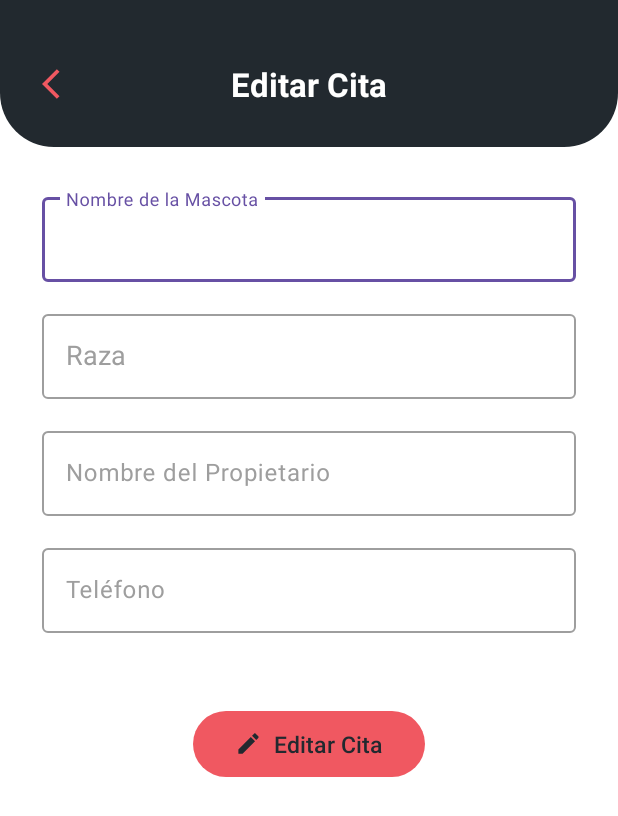
After one commit to mzmiguelwd/univalle-mobile-dogapp-equipo-tres, an Android app: the layout fragment_edit_appointment.xml on its own in the app's theme, with its tools: preview values and no code run, on a phone screen of 412 x 824 dp. The commit adds this screen. Shown: the top 816 px of the screen. Run offline under Robolectric (Android 15) with nearby library versions, the phone set to English and light mode, and no system bars.

Commit message:
feat(HU-5): ventana editar cita

```diff
--- /dev/null
+++ b/app/src/main/res/layout/fragment_edit_appointment.xml
@@ -0,0 +1,183 @@
+<?xml version="1.0" encoding="utf-8"?>
+<layout xmlns:android="http://schemas.android.com/apk/res/android"
+    xmlns:app="http://schemas.android.com/apk/res-auto">
+
+    <androidx.constraintlayout.widget.ConstraintLayout
+        android:layout_width="match_parent"
+        android:layout_height="match_parent"
+        android:background="@color/white">
+
+        <androidx.constraintlayout.widget.ConstraintLayout
+            android:id="@+id/toolbarContainer"
+            android:layout_width="0dp"
+            android:layout_height="wrap_content"
+            android:background="@drawable/bg_curved_toolbar"
+            android:paddingHorizontal="20dp"
+            android:paddingTop="36dp"
+            android:paddingBottom="22dp"
+            app:layout_constraintEnd_toEndOf="parent"
+            app:layout_constraintStart_toStartOf="parent"
+            app:layout_constraintTop_toTopOf="parent">
+
+            <ImageButton
+                android:id="@+id/btnBack"
+                android:layout_width="40dp"
+                android:layout_height="40dp"
+                android:background="?attr/selectableItemBackgroundBorderless"
+                android:contentDescription="Volver"
+                android:src="@drawable/ic_back"
+                app:layout_constraintBottom_toBottomOf="parent"
+                app:layout_constraintStart_toStartOf="parent"
+                app:layout_constraintTop_toTopOf="parent" />
+
+            <TextView
+                android:id="@+id/tvTitle"
+                android:layout_width="wrap_content"
+                android:layout_height="wrap_content"
+                android:text="Editar Cita"
+                android:textColor="@color/white"
+                android:textSize="22sp"
+                android:textStyle="bold"
+                app:layout_constraintBottom_toBottomOf="parent"
+                app:layout_constraintEnd_toEndOf="parent"
+                app:layout_constraintStart_toStartOf="parent"
+                app:layout_constraintTop_toTopOf="parent" />
+
+        </androidx.constraintlayout.widget.ConstraintLayout>
+
+        <ScrollView
+            android:layout_width="0dp"
+            android:layout_height="0dp"
+            android:fillViewport="true"
+            app:layout_constraintBottom_toBottomOf="parent"
+            app:layout_constraintEnd_toEndOf="parent"
+            app:layout_constraintStart_toStartOf="parent"
+            app:layout_constraintTop_toBottomOf="@id/toolbarContainer">
+
+            <LinearLayout
+                android:layout_width="match_parent"
+                android:layout_height="wrap_content"
+                android:orientation="vertical"
+                android:paddingHorizontal="28dp"
+                android:paddingTop="28dp"
+                android:paddingBottom="32dp">
+
+                <com.google.android.material.textfield.TextInputLayout
+                    android:id="@+id/tilPetName"
+                    android:layout_width="match_parent"
+                    android:layout_height="wrap_content"
+                    android:hint="Nombre de la Mascota"
+                    android:textColorHint="@color/hint_gray"
+                    app:boxBackgroundMode="outline"
+                    app:boxStrokeColor="@color/selector_input_stroke"
+                    app:hintTextColor="@color/purple">
+
+                    <com.google.android.material.textfield.TextInputEditText
+                        android:id="@+id/etPetName"
+                        android:layout_width="match_parent"
+                        android:layout_height="wrap_content"
+                        android:inputType="textCapWords"
+                        android:maxLength="15"
+                        android:maxLines="1"
+                        android:textColor="@color/black" />
+                </com.google.android.material.textfield.TextInputLayout>
+
+                <com.google.android.material.textfield.TextInputLayout
+                    android:id="@+id/tilBreed"
+                    android:layout_width="match_parent"
+                    android:layout_height="wrap_content"
+                    android:layout_marginTop="16dp"
+                    android:hint="Raza"
+                    android:textColorHint="@color/hint_gray"
+                    app:boxBackgroundMode="outline"
+                    app:boxStrokeColor="@color/selector_input_stroke"
+                    app:hintTextColor="@color/purple">
+
+                    <com.google.android.material.textfield.MaterialAutoCompleteTextView
+                        android:id="@+id/actvBreed"
+                        android:layout_width="match_parent"
+                        android:layout_height="wrap_content"
+                        android:completionThreshold="2"
+                        android:inputType="text"
+                        android:maxLines="1"
+                        android:padding="16dp"
+                        android:textColor="@color/black" />
+                </com.google.android.material.textfield.TextInputLayout>
+
+                <com.google.android.material.textfield.TextInputLayout
+                    android:id="@+id/tilOwnerName"
+                    android:layout_width="match_parent"
+                    android:layout_height="wrap_content"
+                    android:layout_marginTop="16dp"
+                    android:hint="Nombre del Propietario"
+                    android:textColorHint="@color/hint_gray"
+                    app:boxBackgroundMode="outline"
+                    app:boxStrokeColor="@color/selector_input_stroke"
+                    app:hintTextColor="@color/purple">
+
+                    <com.google.android.material.textfield.TextInputEditText
+                        android:id="@+id/etOwnerName"
+                        android:layout_width="match_parent"
+                        android:layout_height="wrap_content"
+                        android:inputType="textCapWords"
+                        android:maxLength="30"
+                        android:maxLines="1"
+                        android:textColor="@color/black" />
+                </com.google.android.material.textfield.TextInputLayout>
+
+                <com.google.android.material.textfield.TextInputLayout
+                    android:id="@+id/tilPhone"
+                    android:layout_width="match_parent"
+                    android:layout_height="wrap_content"
+                    android:layout_marginTop="16dp"
+                    android:hint="Teléfono"
+                    android:textColorHint="@color/hint_gray"
+                    app:boxBackgroundMode="outline"
+                    app:boxStrokeColor="@color/selector_input_stroke"
+                    app:hintTextColor="@color/purple">
+
+                    <com.google.android.material.textfield.TextInputEditText
+                        android:id="@+id/etPhone"
+                        android:layout_width="match_parent"
+                        android:layout_height="wrap_content"
+                        android:inputType="number"
+                        android:maxLength="10"
+                        android:maxLines="1"
+                        android:textColor="@color/black" />
+                </com.google.android.material.textfield.TextInputLayout>
+
+                <com.google.android.material.button.MaterialButton
+                    android:id="@+id/btnEditAppointment"
+                    android:layout_width="wrap_content"
+                    android:layout_height="52dp"
+                    android:layout_gravity="center_horizontal"
+                    android:layout_marginTop="48dp"
+                    android:enabled="false"
+                    android:paddingHorizontal="28dp"
+                    android:text="Editar Cita"
+                    android:textAllCaps="false"
+                    android:textColor="@color/dark_gray"
+                    android:textSize="15sp"
+                    app:backgroundTint="@color/pink"
+                    app:cornerRadius="26dp"
+                    app:icon="@drawable/ic_edit"
+                    app:iconGravity="textStart"
+                    app:iconPadding="8dp"
+                    app:iconTint="@color/dark_gray" />
+
+            </LinearLayout>
+        </ScrollView>
+
+        <ProgressBar
+            android:id="@+id/progressBar"
+            android:layout_width="wrap_content"
+            android:layout_height="wrap_content"
+            android:indeterminateTint="@color/pink"
+            android:visibility="gone"
+            app:layout_constraintBottom_toBottomOf="parent"
+            app:layout_constraintEnd_toEndOf="parent"
+            app:layout_constraintStart_toStartOf="parent"
+            app:layout_constraintTop_toTopOf="parent" />
+
+    </androidx.constraintlayout.widget.ConstraintLayout>
+</layout>
```
Also changed, not shown: app/src/main/java/com/example/univalle_mobile_dogapp_equipo_tres/view/fragment/EditAppointmentFragment.kt (+145 -6 lines), app/src/main/java/com/example/univalle_mobile_dogapp_equipo_tres/viewmodel/AppointmentViewModel.kt (+8 -1 lines), app/src/main/res/navigation/nav_graph.xml (+26 -9 lines), app/src/main/java/com/example/univalle_mobile_dogapp_equipo_tres/repository/AppointmentRepository.kt (line endings or trailing spaces), app/src/main/java/com/example/univalle_mobile_dogapp_equipo_tres/utils/Constants.kt (line endings or trailing spaces), app/src/main/java/com/example/univalle_mobile_dogapp_equipo_tres/view/fragment/HomeFragment.kt (line endings or trailing spaces), app/src/main/java/com/example/univalle_mobile_dogapp_equipo_tres/view/fragment/NewAppointmentFragment.kt (line endings or trailing spaces).
